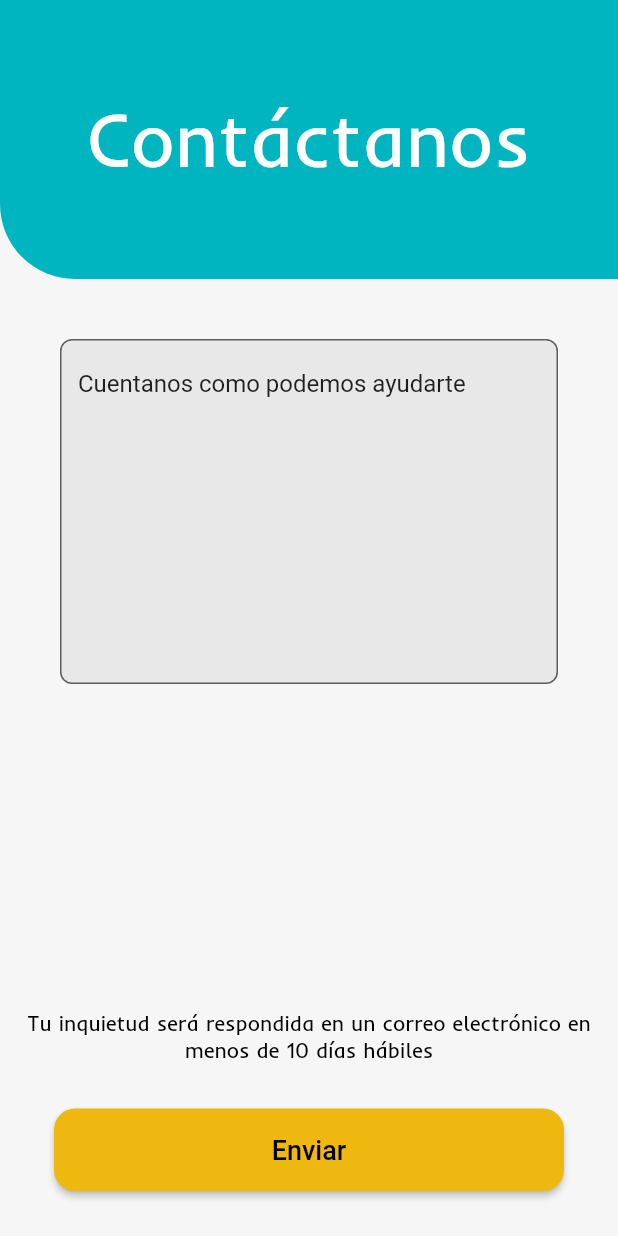
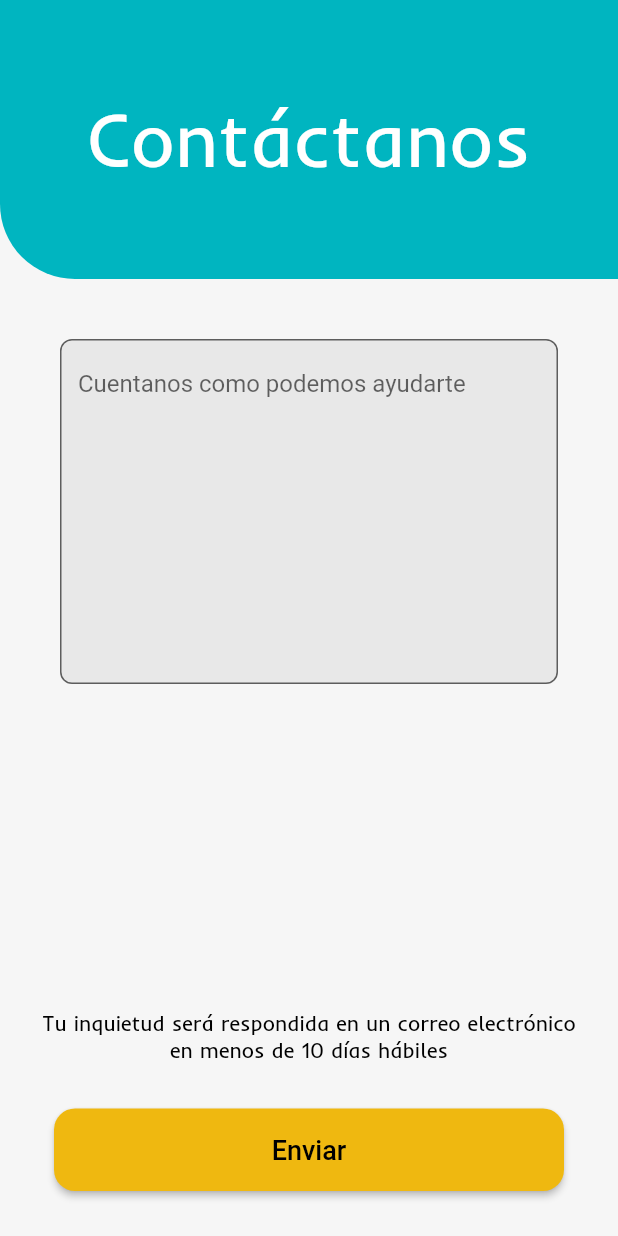
Before and after one commit to alienigena264/chazaUNApp, a Flutter app: the ContactanosView screen opened by its route, on a phone screen of 412 x 824 dp. Run offline on Flutter 3.47's test engine with Material 2 defaults, Android fonts, the phone set to English and light mode, and no system bars; our stand-ins replace cloud_firestore, email_validator, firebase_auth, firebase_core, flutter_signin_button, getwidget and 1 more; missing offline and left inert: flutter_email_sender; accounts and stored records are empty.

Commit message:
Funcionalidad vista contactanos

```diff
--- a/lib/Controller/contactanos_controller.dart
+++ b/lib/Controller/contactanos_controller.dart
@@ -1,5 +1,5 @@
 import 'package:flutter/cupertino.dart';
 
 TextEditingController preguntasController = TextEditingController(
-  text: 'Cuentanos como podemos ayudarte',
+  text: '',
 );
--- a/lib/main.dart
+++ b/lib/main.dart
@@ -4,11 +4,10 @@ import 'package:chazaunapp/view/Sprint2/contactanos_vista.dart';
 import 'package:chazaunapp/view/Sprint2/info_Cuenta.dart';
 import 'package:chazaunapp/view/Sprint2/perfil_chazero_vista.dart';
 import 'package:chazaunapp/view/Sprint2/perfil_trabajador_vista.dart';
+import 'package:chazaunapp/view/Sprint2/personal_vista.dart';
 import 'package:chazaunapp/view/codigo_vista.dart';
-import 'package:chazaunapp/view/inicio.dart';
 import 'package:chazaunapp/view/menu_inicial_chazero_vista.dart';
 import 'package:chazaunapp/view/menu_inicial_vista.dart';
-import 'package:chazaunapp/view/Sprint2/personal_vista.dart';
 import 'package:chazaunapp/view/recuperar_contrasena_vista.dart';
 import 'package:chazaunapp/view/registro_chazero.dart';
 import 'package:chazaunapp/view/registro_trabajador.dart';
@@ -42,7 +41,7 @@ class MyApp extends StatelessWidget {
       title: 'ChazaUNApp',
       initialRoute: '/',
       routes: {
-        '/': (context) => const PaginaInicio(),
+        '/': (context) => const ContactanosView(),
         '/contrasena': (context) => const ContrasenaVista(),
         '/registro/selector': (context) => const SelectorVista(),
         '/registro/trabajador': (context) => const RegistroTrabajadorView(),
--- a/lib/view/Sprint2/contactanos_vista.dart
+++ b/lib/view/Sprint2/contactanos_vista.dart
@@ -18,7 +18,6 @@ class _ContactanosState extends State<ContactanosView> {
   @override
   void initState() {
     super.initState();
-
     // Start listening to changes.
     preguntasController.addListener(preguntas);
   }
@@ -43,10 +42,12 @@ class _ContactanosState extends State<ContactanosView> {
               const Title(), //Banner azul
               Padding(
                 padding: const EdgeInsets.all(40),
-                child: TextField(
+                child: TextFormField(
                     maxLines: 10,
+                    keyboardType: TextInputType.text,
                     controller: preguntasController,
                     decoration: InputDecoration(
+                      hintText: 'Cuentanos como podemos ayudarte',
                       filled: true,
                       fillColor: colorFondoField,
                       border: const OutlineInputBorder(
@@ -59,9 +60,8 @@ class _ContactanosState extends State<ContactanosView> {
                     )),
               ),
               const Spacer(),
-              Container(
-                padding: const EdgeInsets.all(10.0),
-                child: const Expanded(
+              const Padding(
+                padding: EdgeInsets.symmetric(vertical: 10, horizontal: 20),
                 child: Text(
                   "Tu inquietud será respondida en un correo electrónico en menos de 10 días hábiles",
                   style: TextStyle(
@@ -70,7 +70,6 @@ class _ContactanosState extends State<ContactanosView> {
                     fontFamily: "Inder",
                   ),
                   textAlign: TextAlign.center,
-                  ),
                 ),
               ),
               Padding(
@@ -83,7 +82,7 @@ class _ContactanosState extends State<ContactanosView> {
                       shape: RoundedRectangleBorder(
                           borderRadius: BorderRadius.circular(14.0)),
                     ),
-                    onPressed: () => {},
+                    onPressed: () => {enviarSolicitud()},
                     child: const Text(
                       "Enviar",
                       style: TextStyle(color: Colors.black, fontSize: 18),
@@ -98,7 +97,7 @@ preguntas() {
 }
 
 enviarSolicitud() {
-  final pregunta = preguntas as String;
+  final pregunta = preguntasController.text;
   if (pregunta.isNotEmpty) {
     enviarDatos(pregunta);
   }
--- a/pubspec.yaml
+++ b/pubspec.yaml
@@ -43,6 +43,7 @@ dependencies:
   cloud_firestore: ^4.6.0
   url_launcher: ^6.1.11
   getwidget: ^ 2.0.4
+  flutter_email_sender: ^5.2.0
 
 dev_dependencies:
   flutter_test:
```
Also changed, not shown: lib/Services/services_contactanos.dart (+14 -1 lines), lib/view/registro_trabajador.dart (+8 -0 lines), pubspec.lock, 1 other file. Lines whose indentation alone changed are shown as unchanged.
